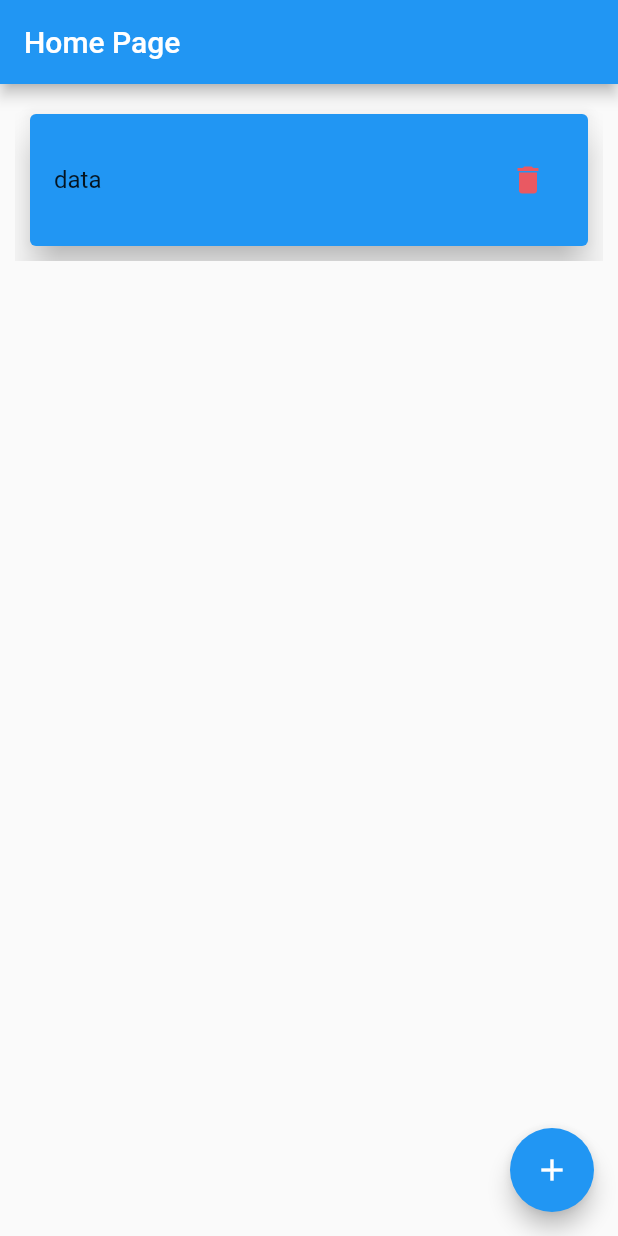
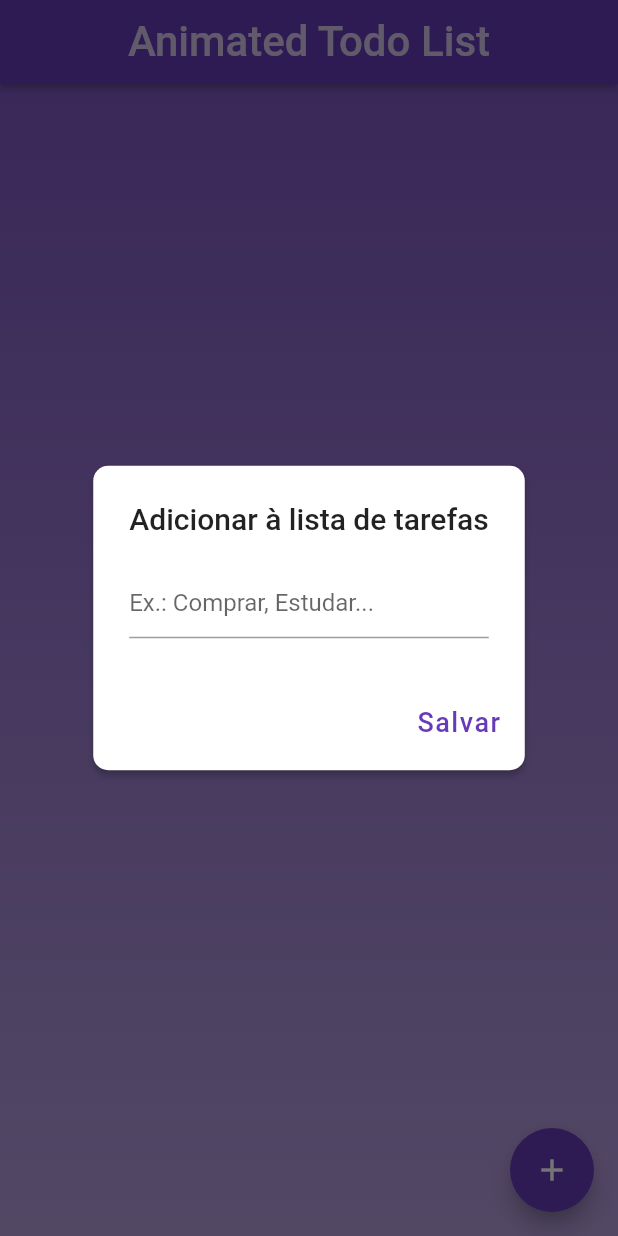
Before and after one commit to jailtonmendes/flutter_animated_list, a Flutter app: the screen it shows after launch, after a tap on the "add" icon, on a phone screen of 412 x 824 dp. Run offline on Flutter 3.47's test engine with Material 2 defaults, Android fonts, the phone set to English and light mode, and no system bars.

Commit message:
List creation

```diff
--- a/app/lib/main.dart
+++ b/app/lib/main.dart
@@ -1,6 +1,5 @@
 import 'package:flutter/material.dart';
-
-import 'pages/home_page.dart';
+import 'package:reference_code/widgets/animated_list_widget.dart';
 
 void main() {
   runApp(const MyApp());
@@ -13,8 +12,8 @@ class MyApp extends StatelessWidget {
     return MaterialApp(
         title: 'Flutter Demo',
         theme: ThemeData(
-          primarySwatch: Colors.blue,
+          primarySwatch: Colors.deepPurple,
         ),
-        home: const HomePage());
+        home: const AnimatedListWidget());
   }
 }
--- /dev/null
+++ b/app/lib/models/card_model.dart
@@ -0,0 +1,39 @@
+// ignore_for_file: public_member_api_docs, sort_constructors_first
+import 'dart:convert';
+
+class CardModel {
+  int? id;
+  String? title;
+  String? data;
+  bool? active;
+
+  CardModel({
+    this.id,
+    this.title,
+    this.data,
+    this.active,
+  });
+
+  Map<String, dynamic> toMap() {
+    return <String, dynamic>{
+      'id': id,
+      'title': title,
+      'data': data,
+      'active': active,
+    };
+  }
+
+  factory CardModel.fromMap(Map<String, dynamic> map) {
+    return CardModel(
+      id: map['id'] != null ? map['id'] as int : null,
+      title: map['title'] != null ? map['title'] as String : null,
+      data: map['data'] != null ? map['data'] as String : null,
+      active: map['active'] != null ? map['active'] as bool : null,
+    );
+  }
+
+  String toJson() => json.encode(toMap());
+
+  factory CardModel.fromJson(String source) =>
+      CardModel.fromMap(json.decode(source) as Map<String, dynamic>);
+}
--- a/app/lib/pages/home_page.dart
+++ /dev/null
@@ -1,62 +0,0 @@
-import 'package:flutter/material.dart';
-
-class HomePage extends StatefulWidget {
-  const HomePage({super.key});
-
-  @override
-  State<HomePage> createState() => _HomePageState();
-}
-
-class _HomePageState extends State<HomePage> {
-  //Items da lista
-  final _items = [];
-
-  //Chave da lista
-  final GlobalKey<AnimatedListState> _key = GlobalKey();
-
-  _addItem() {
-    _items.insert(0, "Item ${_items.length + 1}");
-    _key.currentState!.insertItem(0, duration: const Duration(seconds: 1));
-  }
-
-  @override
-  Widget build(BuildContext context) {
-    return Scaffold(
-        appBar: AppBar(
-          title: const Text('Home Page'),
-        ),
-        body: Scaffold(
-          body: AnimatedList(
-            key: _key,
-            initialItemCount: 0,
-            padding: const EdgeInsets.all(10),
-            itemBuilder: ((context, index, animation) {
-              return SizeTransition(
-                key: UniqueKey(),
-                sizeFactor: animation,
-                child: Card(
-                  margin: const EdgeInsets.all(10),
-                  elevation: 10,
-                  color: Colors.blue,
-                  child: ListTile(
-                    contentPadding: const EdgeInsets.all(16),
-                    title: const Text('data'),
-                    trailing: IconButton(
-                      onPressed: () {},
-                      icon: Icon(
-                        Icons.delete,
-                        color: Colors.redAccent.withOpacity(0.9),
-                      ),
-                    ),
-                  ),
-                ),
-              );
-            }),
-          ),
-          floatingActionButton: FloatingActionButton(
-            onPressed: _addItem,
-            child: const Icon(Icons.add),
-          ),
-        ));
-  }
-}
--- /dev/null
+++ b/app/lib/widgets/animated_list_widget.dart
@@ -0,0 +1,210 @@
+import 'package:flutter/material.dart';
+import 'package:intl/intl.dart';
+import 'package:reference_code/models/card_model.dart';
+
+class AnimatedListWidget extends StatefulWidget {
+  const AnimatedListWidget({super.key});
+
+  @override
+  State<AnimatedListWidget> createState() => _AnimatedListWidgetState();
+}
+
+class _AnimatedListWidgetState extends State<AnimatedListWidget> {
+  final GlobalKey<AnimatedListState> _key = GlobalKey();
+  final TextEditingController _title = TextEditingController();
+  final dateFormat = DateFormat('dd/MM/yyyy');
+  final List<CardModel> listTask = [];
+  final CardModel item = CardModel();
+
+  Future<void> addDialog(BuildContext context) {
+    return showDialog(
+      context: context,
+      builder: ((context) {
+        return AlertDialog(
+          elevation: 2,
+          shape:
+              RoundedRectangleBorder(borderRadius: BorderRadius.circular(10)),
+          title: const Text('Adicionar à lista de tarefas'),
+          content: TextField(
+            decoration:
+                const InputDecoration(hintText: 'Ex.: Comprar, Estudar...'),
+            onChanged: (value) {
+              item.title = value;
+            },
+          ),
+          actions: [
+            TextButton(
+              onPressed: () {
+                addItem();
+                Navigator.pop(context);
+              },
+              child: const Text(
+                'Salvar',
+                style: TextStyle(fontSize: 18, letterSpacing: 1),
+              ),
+            ),
+          ],
+        );
+      }),
+    );
+  }
+
+  void addItem() {
+    final CardModel newItem = CardModel(
+      id: listTask.length + 1,
+      title: item.title,
+      data: DateFormat('dd/MM/yyyy').format(DateTime.now()),
+      active: false,
+    );
+
+    listTask.add(newItem);
+    _key.currentState!
+        .insertItem(listTask.length - 1, duration: const Duration(seconds: 1));
+  }
+
+  void removeItem(int index, BuildContext context) {
+    final removedItem = listTask.removeAt(index);
+
+    AnimatedList.of(context).removeItem(index, (context, animation) {
+      return SizeTransition(
+        sizeFactor: animation,
+        child: Card(
+          elevation: 2,
+          color: Colors.red,
+          shape: RoundedRectangleBorder(
+            borderRadius: BorderRadius.circular(16),
+          ),
+          child: ListTile(
+            title: Text(
+              removedItem.title.toString(),
+              style: const TextStyle(
+                  fontSize: 15,
+                  color: Colors.white,
+                  fontWeight: FontWeight.bold),
+            ),
+            subtitle: Text(
+              DateTime.now().toString().substring(0, 10),
+              style: const TextStyle(fontSize: 12, color: Colors.white),
+            ),
+            trailing: IconButton(
+              onPressed: () {},
+              icon: const Icon(
+                Icons.delete,
+                size: 30,
+              ),
+            ),
+          ),
+        ),
+      );
+    });
+  }
+
+  void taskcheck(int id) {
+    setState(() {
+      for (int i = 0; i < listTask.length; i++) {
+        if (listTask[i].id == id) {
+          listTask[i].active = !listTask[i].active!;
+          break;
+        }
+      }
+    });
+  }
+
+  @override
+  Widget build(BuildContext context) {
+    final formattedDate = dateFormat.format(DateTime.now());
+
+    return Scaffold(
+      appBar: AppBar(
+        centerTitle: true,
+        elevation: 2,
+        backgroundColor: Colors.deepPurple,
+        title: const Text(
+          'Animated Todo List',
+          style: TextStyle(color: Colors.white70, fontSize: 28),
+        ),
+      ),
+      body: Container(
+        decoration: BoxDecoration(
+          gradient: LinearGradient(colors: [
+            Colors.deepPurple.shade400,
+            Colors.deepPurple.shade200,
+          ], begin: Alignment.topCenter, end: Alignment.bottomCenter),
+        ),
+        child: Padding(
+          padding: const EdgeInsets.all(16),
+          child: AnimatedList(
+            key: _key,
+            initialItemCount: listTask.length,
+            itemBuilder: (context, index, animation) {
+              return FadeTransition(
+                opacity: animation,
+                child: SizeTransition(
+                  key: UniqueKey(),
+                  sizeFactor: animation,
+                  child: Card(
+                    elevation: 1,
+                    color: listTask[index].active == true
+                        ? Colors.green.shade100
+                        : null,
+                    shape: RoundedRectangleBorder(
+                      borderRadius: BorderRadius.circular(16),
+                    ),
+                    child: ListTile(
+                      title: Text(
+                        listTask[index].title.toString(),
+                        style: const TextStyle(
+                            fontSize: 20,
+                            color: Colors.black,
+                            fontWeight: FontWeight.bold),
+                      ),
+                      subtitle: Padding(
+                        padding: const EdgeInsets.only(top: 8),
+                        child: Text(
+                          formattedDate,
+                          style: const TextStyle(fontSize: 16),
+                        ),
+                      ),
+                      trailing: SizedBox(
+                        width: 100,
+                        child: Row(
+                          children: [
+                            IconButton(
+                              onPressed: () =>
+                                  taskcheck(listTask[index].id!.toInt()),
+                              icon: Icon(
+                                Icons.check,
+                                color: listTask[index].active == true
+                                    ? Colors.green.shade900
+                                    : Colors.grey,
+                                size: 30,
+                              ),
+                            ),
+                            IconButton(
+                              onPressed: () => removeItem(index, context),
+                              icon: const Icon(
+                                Icons.delete,
+                                color: Colors.redAccent,
+                              ),
+                            ),
+                          ],
+                        ),
+                      ),
+                    ),
+                  ),
+                ),
+              );
+            },
+          ),
+        ),
+      ),
+      floatingActionButton: FloatingActionButton(
+        onPressed: () {
+          _title.clear();
+          addDialog(context);
+        },
+        child: const Icon(Icons.add),
+      ),
+    );
+  }
+}
--- a/app/pubspec.yaml
+++ b/app/pubspec.yaml
@@ -1,4 +1,4 @@
-name: app
+name: reference_code
 description: A new Flutter project.
 
 # The following line prevents the package from being accidentally published to
@@ -36,6 +36,10 @@ dependencies:
   # The following adds the Cupertino Icons font to your application.
   # Use with the CupertinoIcons class for iOS style icons.
   cupertino_icons: ^1.0.2
+  intl: ^0.18.1
+  google_fonts: ^4.0.4
+  shared_preferences: ^2.1.2
+  slide_to_act: ^2.0.1
 
 dev_dependencies:
   flutter_test:
```
Also changed, not shown: app/pubspec.lock, 2 other files.
